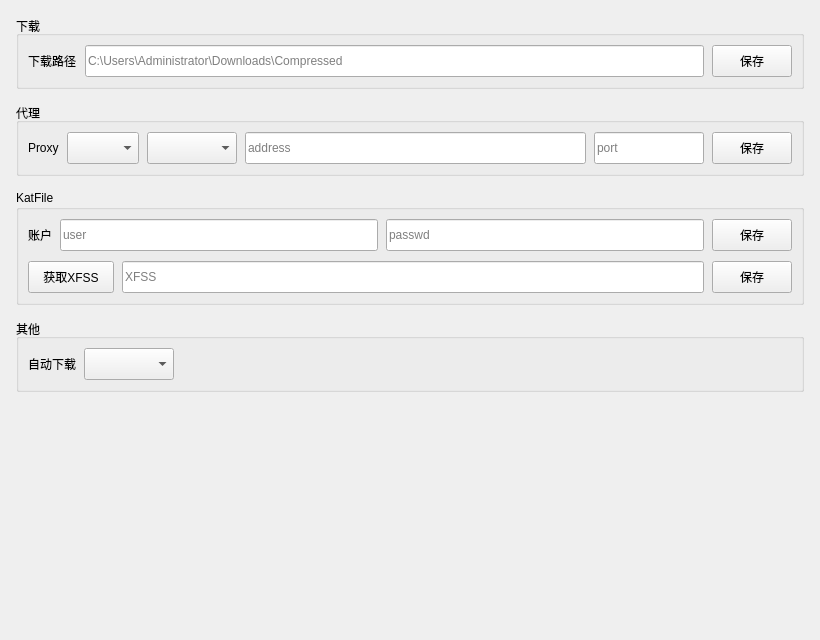
The window that src/QTui/ui_file/setting.ui (henntaidesu/DLsite_Anime-sharing_download) describes before a commit, drawn with Qt 5.
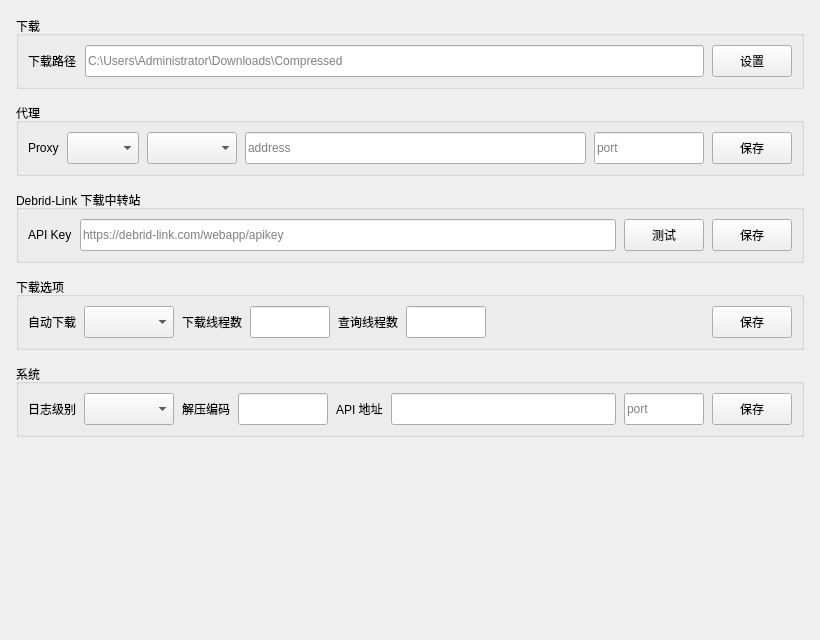
The same window after the commit.

Diff of the .ui file:
```diff
--- a/src/QTui/ui_file/setting.ui
+++ b/src/QTui/ui_file/setting.ui
@@ -71,7 +71,7 @@
           </size>
          </property>
          <property name="text">
-          <string>保存</string>
+          <string>设置</string>
          </property>
         </widget>
        </item>
@@ -168,21 +168,16 @@
     <item>
      <widget class="QGroupBox" name="katfileGroup">
       <property name="title">
-       <string>KatFile</string>
+       <string>Debrid-Link 下载中转站</string>
       </property>
-      <layout class="QVBoxLayout" name="katfileLayout">
-       <property name="spacing">
-        <number>10</number>
-       </property>
-       <item>
-        <layout class="QHBoxLayout" name="katfileAccountLayout">
+      <layout class="QHBoxLayout" name="debridLayout">
          <property name="spacing">
           <number>8</number>
          </property>
          <item>
           <widget class="QLabel" name="label_3">
            <property name="text">
-            <string>账户</string>
+          <string>API Key</string>
            </property>
            <property name="class" stdset="0">
             <string>caption</string>
@@ -190,20 +185,7 @@
           </widget>
          </item>
          <item>
-          <widget class="QLineEdit" name="user_benner">
-           <property name="minimumSize">
-            <size>
-             <width>0</width>
-             <height>32</height>
-            </size>
-           </property>
-           <property name="placeholderText">
-            <string>user</string>
-           </property>
-          </widget>
-         </item>
-         <item>
-          <widget class="QLineEdit" name="passwd_benner">
+        <widget class="QLineEdit" name="debrid_api_key_benner">
            <property name="minimumSize">
             <size>
              <width>0</width>
@@ -214,12 +196,12 @@
             <enum>QLineEdit::Password</enum>
            </property>
            <property name="placeholderText">
-            <string>passwd</string>
+          <string>https://debrid-link.com/webapp/apikey</string>
            </property>
           </widget>
          </item>
          <item>
-          <widget class="QPushButton" name="KatfileConfigSaveButton">
+        <widget class="QPushButton" name="DebridTestButton">
            <property name="minimumSize">
             <size>
              <width>72</width>
@@ -227,47 +209,14 @@
             </size>
            </property>
            <property name="text">
-            <string>保存</string>
+          <string>测试</string>
            </property>
           </widget>
          </item>
-        </layout>
-       </item>
        <item>
-        <layout class="QHBoxLayout" name="katfileXfssLayout">
-         <property name="spacing">
-          <number>8</number>
-         </property>
-         <item>
-          <widget class="QPushButton" name="GetKatfileXfssButton">
+        <widget class="QPushButton" name="DebridSaveButton">
            <property name="minimumSize">
             <size>
-             <width>86</width>
-             <height>32</height>
-            </size>
-           </property>
-           <property name="text">
-            <string>获取XFSS</string>
-           </property>
-          </widget>
-         </item>
-         <item>
-          <widget class="QLineEdit" name="XFSS_benner">
-           <property name="minimumSize">
-            <size>
-             <width>0</width>
-             <height>32</height>
-            </size>
-           </property>
-           <property name="placeholderText">
-            <string>XFSS</string>
-           </property>
-          </widget>
-         </item>
-         <item>
-          <widget class="QPushButton" name="KatfileXfssSaveButton">
-           <property name="minimumSize">
-            <size>
              <width>72</width>
              <height>32</height>
             </size>
@@ -276,8 +225,6 @@
             <string>保存</string>
            </property>
           </widget>
-         </item>
-        </layout>
        </item>
       </layout>
      </widget>
@@ -285,7 +232,7 @@
     <item>
      <widget class="QGroupBox" name="otherGroup">
       <property name="title">
-       <string>其他</string>
+       <string>下载选项</string>
       </property>
       <layout class="QHBoxLayout" name="otherLayout">
        <property name="spacing">
@@ -311,6 +258,58 @@
          </property>
         </widget>
        </item>
+       <item>
+        <widget class="QLabel" name="label_5">
+         <property name="text">
+          <string>下载线程数</string>
+         </property>
+         <property name="class" stdset="0">
+          <string>caption</string>
+         </property>
+        </widget>
+       </item>
+       <item>
+        <widget class="QLineEdit" name="download_processes_benner">
+         <property name="minimumSize">
+          <size>
+           <width>0</width>
+           <height>32</height>
+          </size>
+         </property>
+         <property name="maximumSize">
+          <size>
+           <width>80</width>
+           <height>16777215</height>
+          </size>
+         </property>
+        </widget>
+       </item>
+       <item>
+        <widget class="QLabel" name="label_6">
+         <property name="text">
+          <string>查询线程数</string>
+         </property>
+         <property name="class" stdset="0">
+          <string>caption</string>
+         </property>
+        </widget>
+       </item>
+       <item>
+        <widget class="QLineEdit" name="processes_benner">
+         <property name="minimumSize">
+          <size>
+           <width>0</width>
+           <height>32</height>
+          </size>
+         </property>
+         <property name="maximumSize">
+          <size>
+           <width>80</width>
+           <height>16777215</height>
+          </size>
+         </property>
+        </widget>
+       </item>
        <item>
         <spacer name="otherSpacer">
          <property name="orientation">
@@ -323,6 +322,129 @@
           </size>
          </property>
         </spacer>
+       </item>
+       <item>
+        <widget class="QPushButton" name="OtherSaveButton">
+         <property name="minimumSize">
+          <size>
+           <width>72</width>
+           <height>32</height>
+          </size>
+         </property>
+         <property name="text">
+          <string>保存</string>
+         </property>
+        </widget>
+       </item>
+      </layout>
+     </widget>
+    </item>
+    <item>
+     <widget class="QGroupBox" name="systemGroup">
+      <property name="title">
+       <string>系统</string>
+      </property>
+      <layout class="QHBoxLayout" name="systemLayout">
+       <property name="spacing">
+        <number>8</number>
+       </property>
+       <item>
+        <widget class="QLabel" name="label_7">
+         <property name="text">
+          <string>日志级别</string>
+         </property>
+         <property name="class" stdset="0">
+          <string>caption</string>
+         </property>
+        </widget>
+       </item>
+       <item>
+        <widget class="QComboBox" name="log_level_choose">
+         <property name="minimumSize">
+          <size>
+           <width>90</width>
+           <height>32</height>
+          </size>
+         </property>
+        </widget>
+       </item>
+       <item>
+        <widget class="QLabel" name="label_8">
+         <property name="text">
+          <string>解压编码</string>
+         </property>
+         <property name="class" stdset="0">
+          <string>caption</string>
+         </property>
+        </widget>
+       </item>
+       <item>
+        <widget class="QLineEdit" name="encoding_benner">
+         <property name="minimumSize">
+          <size>
+           <width>0</width>
+           <height>32</height>
+          </size>
+         </property>
+         <property name="maximumSize">
+          <size>
+           <width>90</width>
+           <height>16777215</height>
+          </size>
+         </property>
+        </widget>
+       </item>
+       <item>
+        <widget class="QLabel" name="label_9">
+         <property name="text">
+          <string>API 地址</string>
+         </property>
+         <property name="class" stdset="0">
+          <string>caption</string>
+         </property>
+        </widget>
+       </item>
+       <item>
+        <widget class="QLineEdit" name="api_address_benner">
+         <property name="minimumSize">
+          <size>
+           <width>0</width>
+           <height>32</height>
+          </size>
+         </property>
+        </widget>
+       </item>
+       <item>
+        <widget class="QLineEdit" name="api_port_benner">
+         <property name="minimumSize">
+          <size>
+           <width>0</width>
+           <height>32</height>
+          </size>
+         </property>
+         <property name="maximumSize">
+          <size>
+           <width>80</width>
+           <height>16777215</height>
+          </size>
+         </property>
+         <property name="placeholderText">
+          <string>port</string>
+         </property>
+        </widget>
+       </item>
+       <item>
+        <widget class="QPushButton" name="SystemSaveButton">
+         <property name="minimumSize">
+          <size>
+           <width>72</width>
+           <height>32</height>
+          </size>
+         </property>
+         <property name="text">
+          <string>保存</string>
+         </property>
+        </widget>
        </item>
       </layout>
      </widget>
```
Left out of the diff: 2 changed lines with no effect on the pictures. Lines whose indentation alone changed are shown as unchanged.
